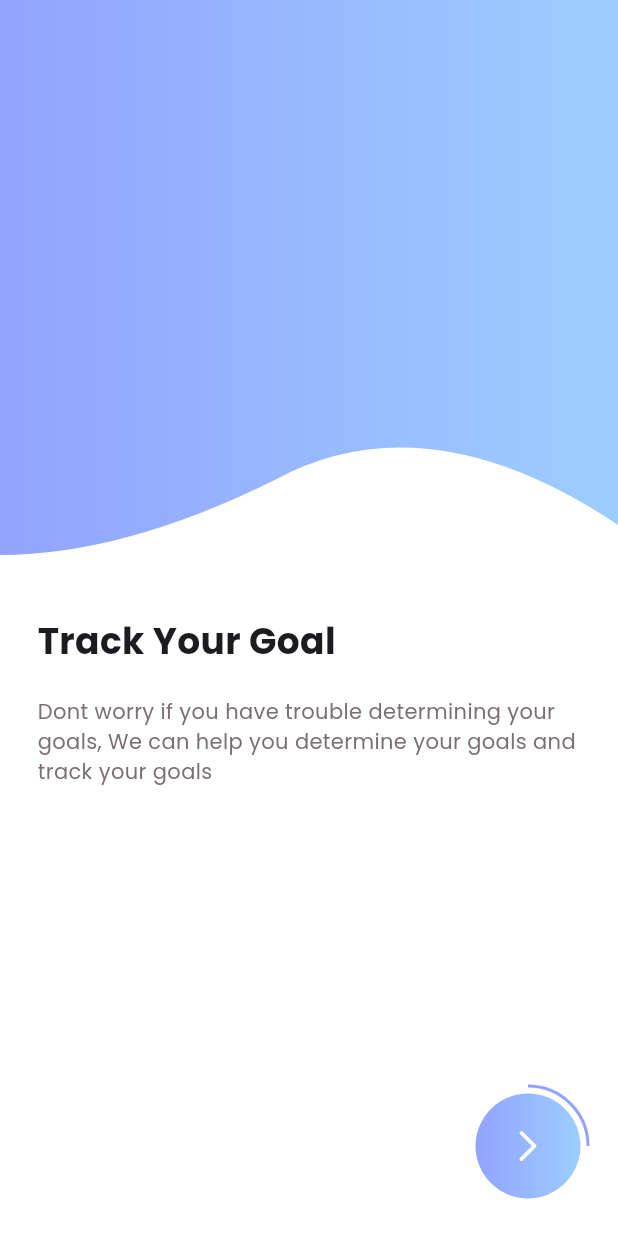
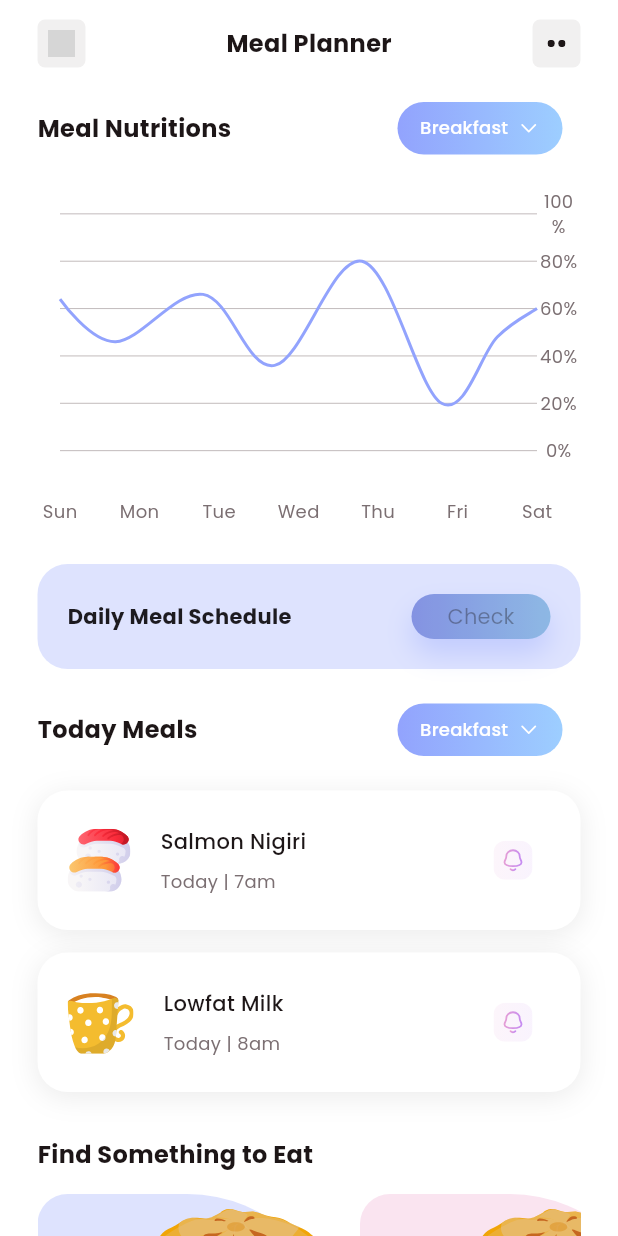
Before and after one commit to caonam030402/Fitness-App, a Flutter app: the screen it shows after launch, on a phone screen of 412 x 824 dp. Run offline on Flutter 3.47's test engine with Material 3 defaults, Android fonts, the phone set to English and light mode, and no system bars; drawn by our look-alikes of fl_chart; our stand-ins replace animated_splash_screen, flutter_svg, flutter_switch; missing offline and left inert: widget_mask; grey boxes are pictures that could not be loaded.

Commit message:
Create page: mealPlannerPage

```diff
--- /dev/null
+++ b/lib/components/toggle_switch.dart
@@ -0,0 +1,30 @@
+import 'package:fitness_app/styles/app_colors.dart';
+import 'package:flutter/cupertino.dart';
+import 'package:flutter_switch/flutter_switch.dart';
+
+class ToggleSwitch extends StatefulWidget {
+  const ToggleSwitch({super.key});
+
+  @override
+  State<ToggleSwitch> createState() => _ToggleSwitchState();
+}
+
+class _ToggleSwitchState extends State<ToggleSwitch> {
+  bool _switchValue = true;
+  @override
+  Widget build(BuildContext context) {
+    return FlutterSwitch(
+      height: 24,
+      width: 44,
+      toggleSize: 14,
+      inactiveColor: AppColors.gray_3,
+      activeColor: AppColors.secondary,
+      value: _switchValue,
+      onToggle: (value) {
+        setState(() {
+          _switchValue = value;
+        });
+      },
+    );
+  }
+}
--- a/lib/configs/app_icons.dart
+++ b/lib/configs/app_icons.dart
@@ -25,9 +25,16 @@ class AppIcons {
   static const ic_user_stroke = '${_svg}ic_user_stroke.svg';
   static const ic_back = '${_svg}ic_back.svg';
   static const ic_menu = '${_svg}ic_menu.svg';
+  static const ic_more = '${_svg}ic_more.svg';
   static const ic_down = '${_svg}ic_down.svg';
+  static const ic_notifications = '${_svg}ic_notifications.svg';
+  static const ic_turn_off_notifications =
+      '${_svg}ic_turn_off_notifications.svg';
 
   static const vt_weightlifting = '${_svg}vt_weightlifting.svg';
+  static const vt_glass = '${_svg}vt_glass.svg';
+  static const vt_cake = '${_svg}vt_cake.svg';
+  static const vt_sushi = '${_svg}vt_sushi.svg';
   static const vt_rope_skipping = '${_svg}vt_rope_skipping.svg';
   static const vt_jogging = '${_svg}vt_jogging.svg';
   static const vt_lady = '${_svg}vt_lady.svg';
--- a/lib/configs/app_routes.dart
+++ b/lib/configs/app_routes.dart
@@ -4,6 +4,7 @@ import 'package:fitness_app/pages/loginAndRegister/personal_information_page.dar
 import 'package:fitness_app/pages/loginAndRegister/register_page.dart';
 import 'package:fitness_app/pages/loginAndRegister/wellcome_page.dart';
 import 'package:fitness_app/pages/main_page.dart';
+import 'package:fitness_app/pages/mealPlanner/mealPlannerPage/index.dart';
 import 'package:fitness_app/pages/onboarding/onboarding_page.dart';
 import 'package:fitness_app/pages/onboarding/splash_page.dart';
 
@@ -16,9 +17,11 @@ class AppRoutes {
     '/wellcome': (context) => WellcomePage(),
     '/information': (context) => PersonalInformationPage(),
     '/splash': (context) => SplashPage(),
-    '/onboarding': (context) => OnboardingPage()
+    '/onboarding': (context) => OnboardingPage(),
+    '/mealPlanner': (context) => MealPlannerPage(),
   };
   static const login = '/login';
+  static const mealPlanner = '/mealPlanner';
   static const register = '/register';
   static const main = '/main';
   static const intro = '/intro';
--- a/lib/main.dart
+++ b/lib/main.dart
@@ -18,7 +18,7 @@ class MyApp extends StatelessWidget {
           scaffoldBackgroundColor: AppColors.white,
           brightness: Brightness.light),
       routes: AppRoutes.pages,
-      initialRoute: AppRoutes.splash,
+      initialRoute: AppRoutes.mealPlanner,
     );
   }
 }
--- /dev/null
+++ b/lib/pages/mealPlanner/mealPlannerPage/index.dart
@@ -0,0 +1,131 @@
+import 'package:fitness_app/components/daily_action.dart';
+import 'package:fitness_app/pages/mealPlanner/mealPlannerPage/widgets/breakfast_card.dart';
+import 'package:fitness_app/pages/mealPlanner/mealPlannerPage/widgets/graph_section.dart';
+import 'package:fitness_app/pages/mealPlanner/mealPlannerPage/widgets/meal_card.dart';
+import 'package:fitness_app/components/title_section.dart';
+import 'package:fitness_app/components/tool_bar.dart';
+import 'package:fitness_app/configs/app_icons.dart';
+import 'package:fitness_app/styles/app_styles.dart';
+import 'package:flutter/material.dart';
+
+class MealPlannerPage extends StatelessWidget {
+  const MealPlannerPage({super.key});
+
+  @override
+  Widget build(BuildContext context) {
+    return Scaffold(
+      appBar: const ToolBar(title: 'Meal Planner'),
+      body: SingleChildScrollView(
+          child: Padding(
+        padding: const EdgeInsets.symmetric(
+            horizontal: AppStyles.paddingBothSidesPage),
+        child: Column(
+          children: [
+            const SizedBox(
+              height: 15,
+            ),
+            const TitleSection(
+              title: 'Meal Nutritions',
+              typeAction: TypeAction.select,
+            ),
+            const GraphSection(),
+            const SizedBox(
+              height: 15,
+            ),
+            const DailyAction(
+              textAction: 'Check',
+              title: 'Daily Meal Schedule',
+            ),
+            const SizedBox(
+              height: 15,
+            ),
+            const TitleSection(
+              title: 'Today Meals',
+              typeAction: TypeAction.select,
+            ),
+            const SizedBox(
+              height: 15,
+            ),
+            SizedBox(
+              height: 108 * mealCardItem.length.toDouble(),
+              child: ListView.builder(
+                  physics: NeverScrollableScrollPhysics(),
+                  itemCount: mealCardItem.length,
+                  itemBuilder: (context, index) {
+                    final item = mealCardItem[index];
+                    return MealCard(
+                      icon: item.icon,
+                      title: item.title,
+                      label: item.label,
+                    );
+                  }),
+            ),
+            const SizedBox(
+              height: 15,
+            ),
+            const TitleSection(
+              title: 'Find Something to Eat',
+              hiddenAction: true,
+            ),
+            const SizedBox(
+              height: 15,
+            ),
+            SizedBox(
+              height: 200,
+              child: ListView.builder(
+                  scrollDirection: Axis.horizontal,
+                  itemCount: breakfastCardItem.length,
+                  itemBuilder: (context, index) {
+                    final item = breakfastCardItem[index];
+                    return Padding(
+                      padding: const EdgeInsets.only(right: 15),
+                      child: BreakfastCard(
+                        content: item.content,
+                        title: item.title,
+                        label: item.label,
+                        isColorSecondary: item.isColorSecondary,
+                      ),
+                    );
+                  }),
+            )
+          ],
+        ),
+      )),
+    );
+  }
+}
+
+class BreakfastCardItem {
+  String content;
+  String title;
+  String label;
+  bool isColorSecondary;
+  BreakfastCardItem(
+      {required this.content,
+      required this.title,
+      required this.label,
+      this.isColorSecondary = false});
+}
+
+List<BreakfastCardItem> breakfastCardItem = [
+  BreakfastCardItem(content: '120+ Foods', title: 'Breakfast', label: 'Select'),
+  BreakfastCardItem(
+      content: '120+ Foods',
+      title: 'Breakfast',
+      label: 'Select',
+      isColorSecondary: true),
+];
+
+class MealCardItem {
+  String icon;
+  String title;
+  String label;
+  MealCardItem({required this.icon, required this.title, required this.label});
+}
+
+List<MealCardItem> mealCardItem = [
+  MealCardItem(
+      icon: AppIcons.vt_sushi, title: 'Salmon Nigiri', label: 'Today | 7am'),
+  MealCardItem(
+      icon: AppIcons.vt_glass, title: 'Lowfat Milk', label: 'Today | 8am'),
+];
--- /dev/null
+++ b/lib/pages/mealPlanner/mealPlannerPage/widgets/breakfast_card.dart
@@ -0,0 +1,79 @@
+import 'package:fitness_app/components/button.dart';
+import 'package:fitness_app/configs/app_icons.dart';
+import 'package:fitness_app/styles/app_colors.dart';
+import 'package:fitness_app/styles/app_styles.dart';
+import 'package:fitness_app/styles/app_text.dart';
+import 'package:flutter/material.dart';
+import 'package:flutter_svg/svg.dart';
+
+class BreakfastCard extends StatelessWidget {
+  final String content;
+  final String title;
+  final String label;
+  final bool isColorSecondary;
+  const BreakfastCard({
+    super.key,
+    required this.content,
+    required this.title,
+    required this.label,
+    this.isColorSecondary = false,
+  });
+
+  @override
+  Widget build(BuildContext context) {
+    return Column(
+      children: [
+        Stack(
+          children: [
+            Container(
+              height: 200,
+              width: 200,
+              decoration: BoxDecoration(
+                  color: isColorSecondary == false
+                      ? AppColors.primary.withOpacity(0.3)
+                      : AppColors.secondary.withOpacity(0.3),
+                  borderRadius: BorderRadius.only(
+                      topLeft: Radius.circular(20),
+                      bottomRight: Radius.circular(20),
+                      bottomLeft: Radius.circular(20),
+                      topRight: Radius.circular(100))),
+              child: Padding(
+                padding: AppStyles.paddingCard,
+                child: Column(
+                  crossAxisAlignment: CrossAxisAlignment.start,
+                  mainAxisAlignment: MainAxisAlignment.end,
+                  children: [
+                    Text(
+                      title,
+                      style: AppText.medium.copyWith(
+                          fontWeight: FontWeight.w500,
+                          color: AppColors.black,
+                          height: 1.8),
+                    ),
+                    Text(
+                      content,
+                      style: AppText.small.copyWith(
+                          fontWeight: FontWeight.w400, color: AppColors.gray_1),
+                    ),
+                    SizedBox(
+                      height: 10,
+                    ),
+                    Button(
+                        text: label,
+                        color: isColorSecondary == false
+                            ? AppColors.primaryGradiant
+                            : AppColors.secondaryGradiant,
+                        size: Size.small,
+                        onPressed: () {})
+                  ],
+                ),
+              ),
+            ),
+            Positioned(
+                right: 10, top: 10, child: SvgPicture.asset(AppIcons.vt_cake))
+          ],
+        ),
+      ],
+    );
+  }
+}
--- /dev/null
+++ b/lib/pages/mealPlanner/mealPlannerPage/widgets/graph_section.dart
@@ -0,0 +1,137 @@
+import 'package:fitness_app/styles/app_colors.dart';
+import 'package:fl_chart/fl_chart.dart';
+import 'package:flutter/material.dart';
+
+class GraphSection extends StatelessWidget {
+  const GraphSection({super.key});
+
+  @override
+  Widget build(BuildContext context) {
+    return SizedBox(
+      height: 250,
+      width: MediaQuery.of(context).size.width,
+      child: Padding(
+        padding: const EdgeInsets.only(left: 15),
+        child: LineChart(
+          LineChartData(
+              borderData: FlBorderData(show: false),
+              gridData: FlGridData(
+                  show: true,
+                  drawHorizontalLine: true,
+                  drawVerticalLine: false,
+                  getDrawingHorizontalLine: (value) {
+                    return const FlLine(
+                      color: AppColors.gray_2,
+                      strokeWidth: 0.5,
+                    );
+                  }),
+              titlesData: FlTitlesData(
+                  bottomTitles: AxisTitles(sideTitles: bottomTitles()),
+                  rightTitles: AxisTitles(sideTitles: rightTitles()),
+                  leftTitles: const AxisTitles(
+                      sideTitles: SideTitles(showTitles: false)),
+                  topTitles: const AxisTitles(
+                      sideTitles: SideTitles(showTitles: false))),
+              minX: 0,
+              maxX: 6,
+              maxY: 6,
+              minY: -1,
+              lineBarsData: [
+                LineChartBarData(
+                  spots: [
+                    const FlSpot(0, 3.2),
+                    const FlSpot(0.7, 2.3),
+                    const FlSpot(1.8, 3.3),
+                    const FlSpot(2.7, 1.8),
+                    const FlSpot(3.8, 4),
+                    const FlSpot(4.8, 1),
+                    const FlSpot(5.5, 2.4),
+                    const FlSpot(6, 3),
+                  ],
+                  isCurved: true,
+                  color: AppColors.primary,
+                  dotData: const FlDotData(show: false),
+                ),
+              ]),
+        ),
+      ),
+    );
+  }
+}
+
+Widget rightTitlesWidget(double value, TitleMeta meta) {
+  const style = TextStyle(
+      fontSize: 12, fontWeight: FontWeight.w400, color: AppColors.gray_1);
+  String text;
+  switch (value.toInt()) {
+    case 0:
+      text = '0%';
+      break;
+    case 1:
+      text = '20%';
+      break;
+    case 2:
+      text = '40%';
+      break;
+    case 3:
+      text = '60%';
+      break;
+    case 4:
+      text = '80%';
+      break;
+    case 5:
+      text = '100%';
+      break;
+    default:
+      return Container();
+  }
+  return Text(text, style: style, textAlign: TextAlign.center);
+}
+
+SideTitles rightTitles() {
+  return const SideTitles(
+      getTitlesWidget: rightTitlesWidget,
+      showTitles: true,
+      interval: 1,
+      reservedSize: 29);
+}
+
+Widget bottomTitlesWidget(double value, TitleMeta meta) {
+  const style = TextStyle(
+      fontSize: 12, fontWeight: FontWeight.w400, color: AppColors.gray_1);
+  String text;
+  switch (value.toInt()) {
+    case 0:
+      text = 'Sun';
+      break;
+    case 1:
+      text = 'Mon';
+      break;
+    case 2:
+      text = 'Tue';
+      break;
+    case 3:
+      text = 'Wed';
+      break;
+    case 4:
+      text = 'Thu';
+      break;
+    case 5:
+      text = 'Fri';
+      break;
+    case 6:
+      text = 'Sat';
+      break;
+    default:
+      return Container();
+  }
+  return Text(text, style: style, textAlign: TextAlign.center);
+}
+
+SideTitles bottomTitles() {
+  return const SideTitles(
+      getTitlesWidget: bottomTitlesWidget,
+      showTitles: true,
+      interval: 1,
+      reservedSize: 29);
+}
--- /dev/null
+++ b/lib/pages/mealPlanner/mealPlannerPage/widgets/meal_card.dart
@@ -0,0 +1,104 @@
+import 'package:fitness_app/components/toggle_switch.dart';
+import 'package:fitness_app/configs/app_icons.dart';
+import 'package:fitness_app/styles/app_colors.dart';
+import 'package:fitness_app/styles/app_styles.dart';
+import 'package:fitness_app/styles/app_text.dart';
+import 'package:flutter/material.dart';
+import 'package:flutter_svg/svg.dart';
+
+class MealCard extends StatefulWidget {
+  final String icon;
+  final String title;
+  final String label;
+  const MealCard({
+    super.key,
+    required this.icon,
+    required this.title,
+    required this.label,
+  });
+
+  @override
+  State<MealCard> createState() => _MealCardState();
+}
+
+class _MealCardState extends State<MealCard> {
+  bool notifications = true;
+  @override
+  Widget build(BuildContext context) {
+    return SizedBox(
+      height: 108,
+      child: Column(
+        children: [
+          Container(
+            decoration: BoxDecoration(
+                borderRadius: AppStyles.borderRadiusCard,
+                boxShadow: const [
+                  BoxShadow(
+                    color: Color.fromARGB(20, 0, 0, 0),
+                    spreadRadius: 0,
+                    blurRadius: 15,
+                    offset: Offset(0, 3), // changes position of shadow
+                  ),
+                ]),
+            child: Container(
+              height: 93,
+              width: MediaQuery.of(context).size.width,
+              padding: AppStyles.paddingCard,
+              decoration: BoxDecoration(
+                  color: AppColors.white,
+                  borderRadius: AppStyles.borderRadiusCard),
+              child: Row(
+                mainAxisAlignment: MainAxisAlignment.spaceBetween,
+                crossAxisAlignment: CrossAxisAlignment.center,
+                children: [
+                  SvgPicture.asset(
+                    widget.icon,
+                    height: 42,
+                  ),
+                  const SizedBox(
+                    width: 20,
+                  ),
+                  Column(
+                    mainAxisAlignment: MainAxisAlignment.spaceAround,
+                    crossAxisAlignment: CrossAxisAlignment.start,
+                    children: [
+                      Text(
+                        widget.title,
+                        style: AppText.medium.copyWith(
+                            fontWeight: FontWeight.w500,
+                            color: AppColors.black),
+                      ),
+                      Text(
+                        widget.label,
+                        style: AppText.small.copyWith(
+                          fontWeight: FontWeight.w400,
+                          color: AppColors.gray_1,
+                        ),
+                      )
+                    ],
+                  ),
+                  const Spacer(),
+                  TextButton(
+                    onPressed: () {
+                      setState(() {
+                        notifications = !notifications;
+                      });
+                    },
+                    style: ButtonStyle(
+                      minimumSize: MaterialStatePropertyAll(Size(26, 26)),
+                    ),
+                    child: SvgPicture.asset(
+                      notifications
+                          ? AppIcons.ic_notifications
+                          : AppIcons.ic_turn_off_notifications,
+                    ),
+                  )
+                ],
+              ),
+            ),
+          ),
+        ],
+      ),
+    );
+  }
+}
--- a/pubspec.yaml
+++ b/pubspec.yaml
@@ -38,7 +38,9 @@ dependencies:
   intl: ^0.18.1
   animated_splash_screen: ^1.3.0
   gradient_floating_button: ^0.0.3
+  flutter_switch: ^0.3.2
   widget_mask: ^1.0.0+0
+  fl_chart: ^0.64.0
 
 dev_dependencies:
   flutter_test:
```
Also changed, not shown: assets/svgs/ic_notifications.svg (added), assets/svgs/ic_turn_off_notifications.svg (added), assets/svgs/vt_cake.svg (added), assets/svgs/vt_glass.svg (added), assets/svgs/vt_sushi.svg (added), pubspec.lock.
